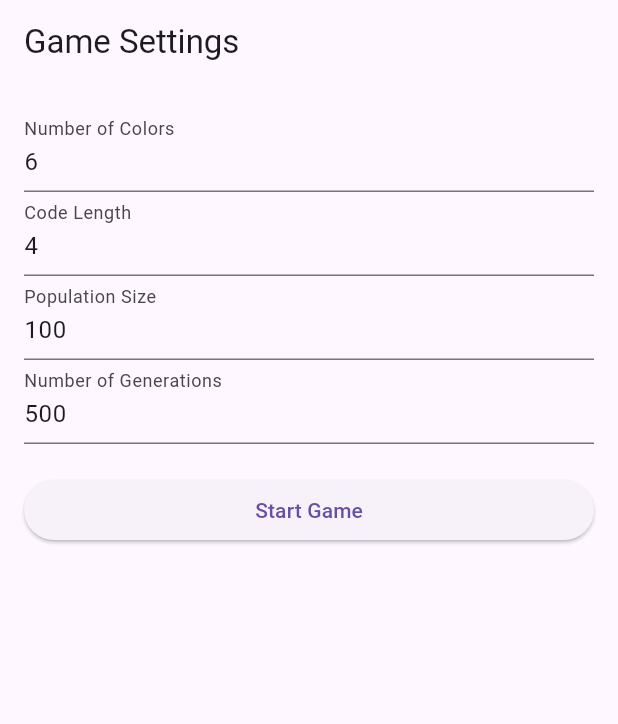
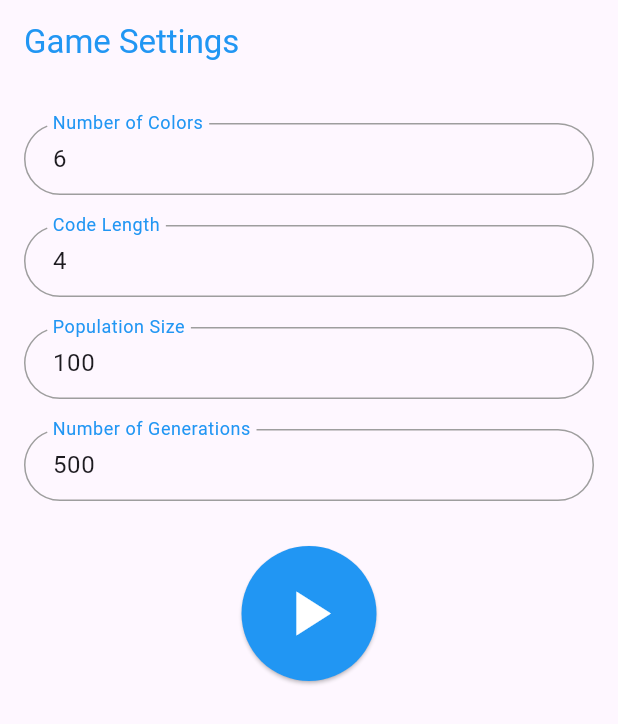
Before and after one commit to Amogh-2404/mastermind_app, a Flutter app: the screen it shows after launch, on a phone screen of 412 x 824 dp. Shown: the top 724 px of the screen. Run offline on Flutter 3.47's test engine with Material 3 defaults, Android fonts, the phone set to English and light mode, and no system bars.

Commit message:
Improved Styling

```diff
--- a/lib/main.dart
+++ b/lib/main.dart
@@ -348,6 +348,7 @@
 //
 
 import 'dart:async';
+import 'package:flutter/cupertino.dart';
 import 'package:flutter/material.dart';
 import 'start.dart';
 import 'menu_drawer.dart';
@@ -408,40 +409,122 @@ class _SettingsScreenState extends State<SettingsScreen> {
   @override
   Widget build(BuildContext context) {
     return Scaffold(
-        appBar: AppBar(title: Text("Game Settings")),
+        appBar: AppBar(title: Text("Game Settings",style: TextStyle(color: Colors.blue),)),
     body: Padding(
     padding: const EdgeInsets.all(16.0),
     child: Form(
     key: _formKey,
     child: ListView(
     children: [
-    TextFormField(
-    decoration: InputDecoration(labelText: 'Number of Colors'),
+    Container(
+    margin: MediaQuery.of(context).size.width < 800 ? const EdgeInsets.symmetric(vertical: 10.0) : const EdgeInsets.symmetric(vertical: 10.0,horizontal: 300.0),
+      child: TextFormField(
+      decoration: InputDecoration(labelText: 'Number of Colors',focusColor: Colors.blue,hoverColor: Colors.grey.shade600,fillColor: Colors.blue,
+        focusedBorder: OutlineInputBorder(
+          borderSide: BorderSide(color: Colors.blue, width: 2.0), // Change the color and width as needed
+          borderRadius: BorderRadius.circular(30.0), // Pill-shaped border
+        ),
+        // Define the border style when the field is not focused
+        enabledBorder: OutlineInputBorder(
+          borderSide: BorderSide(color: Colors.grey, width: 1.0), // Normal border style
+          borderRadius: BorderRadius.circular(30.0), // Pill-shaped border
+        ),
+        contentPadding: EdgeInsets.symmetric(vertical: 0.0, horizontal: 15.0),
+        // Add padding to the input field
+
+        floatingLabelStyle: TextStyle(
+          color: Colors.blue,  // Color of the label when the field is focused
+        ),
+      ),
       initialValue: numColors.toString(),
       keyboardType: TextInputType.number,
       onSaved: (value) => numColors = int.parse(value ?? '6'),
+
+
       ),
-    TextFormField(
-    decoration: InputDecoration(labelText: 'Code Length'),
+    ),
+
+    Container(
+      margin: MediaQuery.of(context).size.width < 800 ? const EdgeInsets.symmetric(vertical: 10.0) : const EdgeInsets.symmetric(vertical: 10.0,horizontal: 300.0),
+      child: TextFormField(
+      decoration: InputDecoration(labelText: 'Code Length',focusColor: Colors.blue,hoverColor: Colors.grey.shade600,fillColor: Colors.blue,
+        focusedBorder: OutlineInputBorder(
+          borderSide: BorderSide(color: Colors.blue, width: 2.0), // Change the color and width as needed
+          borderRadius: BorderRadius.circular(30.0), // Pill-shaped border
+        ),
+        // Define the border style when the field is not focused
+        enabledBorder: OutlineInputBorder(
+          borderSide: BorderSide(color: Colors.grey, width: 1.0), // Normal border style
+          borderRadius: BorderRadius.circular(30.0), // Pill-shaped border
+        ),
+        contentPadding: EdgeInsets.symmetric(vertical: 0.0, horizontal: 15.0), // Add padding to the input field
+        floatingLabelStyle: TextStyle(
+          color: Colors.blue,  // Color of the label when the field is focused
+        ),
+         ),
       initialValue: codeLength.toString(),
       keyboardType: TextInputType.number,
       onSaved: (value) => codeLength = int.parse(value ?? '4'),
       ),
-    TextFormField(
-    decoration: InputDecoration(labelText: 'Population Size'),
+    ),
+    Container(
+
+      margin: MediaQuery.of(context).size.width < 800 ? const EdgeInsets.symmetric(vertical: 10.0) : const EdgeInsets.symmetric(vertical: 10.0,horizontal: 300.0),
+      child: TextFormField(
+      decoration: InputDecoration(labelText: 'Population Size',focusColor:Colors.blue,hoverColor: Colors.grey.shade600,fillColor: Colors.blue
+      ,focusedBorder: OutlineInputBorder(
+          borderSide: BorderSide(color: Colors.blue, width: 2.0), // Change the color and width as needed
+          borderRadius: BorderRadius.circular(30.0), // Pill-shaped border
+        ),
+        // Define the border style when the field is not focused
+        enabledBorder: OutlineInputBorder(
+          borderSide: BorderSide(color: Colors.grey, width: 1.0), // Normal border style
+          borderRadius: BorderRadius.circular(30.0), // Pill-shaped border
+        ),
+        contentPadding: EdgeInsets.symmetric(vertical: 0.0, horizontal: 15.0), // Add padding to the input field
+        floatingLabelStyle: TextStyle(
+          color: Colors.blue,  // Color of the label when the field is focused
+        ),
+         ),
       initialValue: populationSize.toString(),
         keyboardType: TextInputType.number,
         onSaved: (value) => populationSize = int.parse(value ?? '100'),
       ),
-      TextFormField(
-        decoration: InputDecoration(labelText: 'Number of Generations'),
+    ),
+      Container(
+        margin: MediaQuery.of(context).size.width < 800 ? const EdgeInsets.symmetric(vertical: 10.0) : const EdgeInsets.symmetric(vertical: 10.0,horizontal: 300.0),
+        child: TextFormField(
+          decoration: InputDecoration(labelText: 'Number of Generations',focusColor: Colors.blue,hoverColor: Colors.grey.shade600,fillColor:Colors.blue,
+            focusedBorder: OutlineInputBorder(
+              borderSide: BorderSide(color: Colors.blue, width: 2.0), // Change the color and width as needed
+              borderRadius: BorderRadius.circular(30.0), // Pill-shaped border
+
+            ),
+            // Define the border style when the field is not focused
+            enabledBorder: OutlineInputBorder(
+              borderSide: BorderSide(color: Colors.grey, width: 1.0), // Normal border style
+              borderRadius: BorderRadius.circular(30.0), // Pill-shaped border
+            ),
+            contentPadding: EdgeInsets.symmetric(vertical: 0.0, horizontal: 15.0), // Add padding to the input field
+            floatingLabelStyle: TextStyle(
+              color: Colors.blue,  // Color of the label when the field is focused
+            ),
+          ),
           initialValue: numGenerations.toString(),
           keyboardType: TextInputType.number,
           onSaved: (value) => numGenerations = int.parse(value ?? '500'),
         ),
+      ),
       Padding(
         padding: const EdgeInsets.symmetric(vertical: 20.0),
+        child: Container(
+          margin: const EdgeInsets.symmetric(horizontal: 10.0),
           child: ElevatedButton(
+              style:ElevatedButton.styleFrom(
+                shape: CircleBorder(),
+                backgroundColor: Colors.blue,
+                padding: EdgeInsets.all(20), // Background color of the button
+              ),
             onPressed: () {
               if (_formKey.currentState!.validate()) {
                 _formKey.currentState!.save();
@@ -458,7 +541,8 @@ class _SettingsScreenState extends State<SettingsScreen> {
                 );
               }
             },
-          child: Text('Start Game'),
+            child: Icon(Icons.play_arrow,color: Colors.white,size: 50,),
+          ),
         ),
       ),
     ],
@@ -541,11 +625,17 @@ class _MastermindGameState extends State<MastermindGame> {
     );
   }
 
+  void resetGame() {
+    Navigator.of(context).pushReplacement(
+      MaterialPageRoute(builder: (_) => SettingsScreen()),
+    );
+  }
+
   @override
   Widget build(BuildContext context) {
     return Scaffold(
       appBar: AppBar(
-        title: const Text('Mastermind Game'),
+        title: const Text('Mastermind Game',style: TextStyle(color:Colors.blue)),
       ),
       body: isLoading
           ? const Center(child: CircularProgressIndicator(color:Colors.blue))
@@ -596,6 +686,17 @@ class _MastermindGameState extends State<MastermindGame> {
             ),
           ),
 
+          Container(
+            margin:(const EdgeInsets.fromLTRB(5, 3, 5, 200)),
+            child:ElevatedButton(
+            onPressed: resetGame,
+            child: Icon(Icons.refresh,color: Colors.white,size: 50,),
+            style: ButtonStyle(
+              backgroundColor: MaterialStateProperty.all<Color>(Colors.blue),
+              padding: MaterialStateProperty.all<EdgeInsetsGeometry>(const EdgeInsets.all(10)),
+            ),
+          ),
+          ),
         ],
       ),
     );
```
Lines whose indentation alone changed are shown as unchanged.
